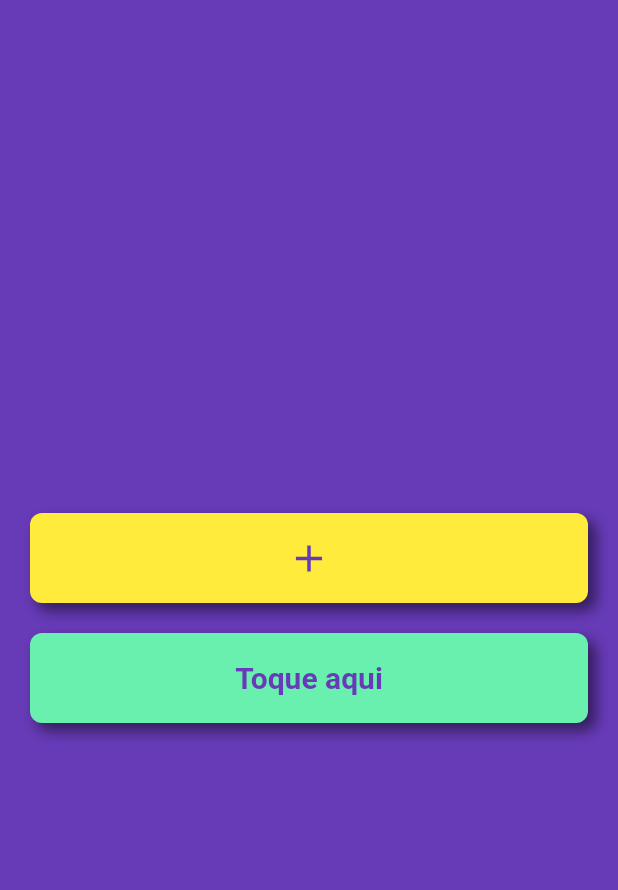
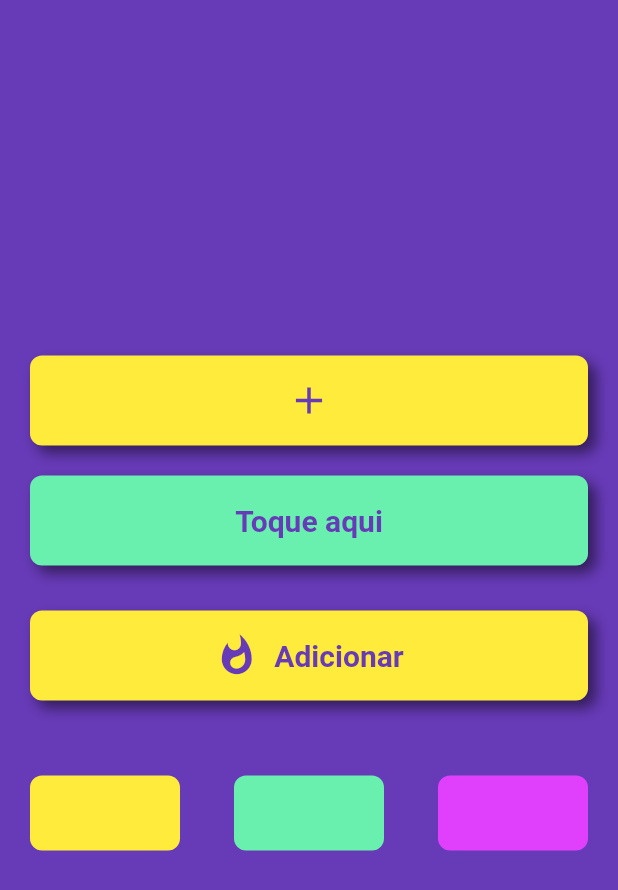
Before and after one commit to ViniciusPii/design-app-flutter, a Flutter app: the screen it shows after launch, on a phone screen of 412 x 824 dp. Shown: the top 890 px of the screen. Run offline on Flutter 3.47's test engine with Material 2 defaults, Android fonts, the phone set to English and light mode, and no system bars.

Commit message:
Criação do ButtonIconText

```diff
--- /dev/null
+++ b/lib/components/button_text_icon.dart
@@ -0,0 +1,45 @@
+import 'package:flutter/material.dart';
+
+class ButtonTextIcon extends StatelessWidget {
+  @override
+  Widget build(BuildContext context) {
+    return Padding(
+      padding: EdgeInsets.symmetric(horizontal: 20, vertical: 20),
+      child: Container(
+        width: double.infinity,
+        height: 60,
+        decoration: BoxDecoration(
+          color: Colors.yellow,
+          borderRadius: BorderRadius.circular(8),
+          boxShadow: [
+            BoxShadow(
+                color: Colors.black.withOpacity(0.5),
+                offset: Offset(5, 5),
+                blurRadius: 7)
+          ],
+        ),
+        child: Row(
+          mainAxisAlignment: MainAxisAlignment.center,
+          children: <Widget>[
+            Icon(
+              Icons.whatshot,
+              color: Colors.deepPurple,
+              size: 30,
+            ),
+            SizedBox(
+              width: 10,
+            ),
+            Text(
+              "Adicionar",
+              style: TextStyle(
+                color: Colors.deepPurple,
+                fontSize: 20,
+                fontWeight: FontWeight.bold,
+              ),
+            )
+          ],
+        ),
+      ),
+    );
+  }
+}
--- a/lib/components/list_buttons.dart
+++ b/lib/components/list_buttons.dart
@@ -3,20 +3,34 @@ import 'package:flutter/material.dart';
 class ListButtons extends StatelessWidget {
   @override
   Widget build(BuildContext context) {
-    return Container(
+    return Padding(
+      padding: EdgeInsets.symmetric(horizontal: 20, vertical: 30),
+      child: Container(
         child: Row(
-        mainAxisAlignment: MainAxisAlignment.spaceAround,
+          mainAxisAlignment: MainAxisAlignment.spaceBetween,
           children: <Widget>[
             Container(
-            color: Colors.deepOrange,
+              width: 100,
+              height: 50,
+              decoration: BoxDecoration(
+                  color: Colors.yellow, borderRadius: BorderRadius.circular(8)),
             ),
             Container(
-            color: Colors.deepOrange,
+              width: 100,
+              height: 50,
+              decoration: BoxDecoration(
+                  color: Colors.greenAccent,
+                  borderRadius: BorderRadius.circular(8)),
             ),
             Container(
-            color: Colors.deepOrange,
+              width: 100,
+              height: 50,
+              decoration: BoxDecoration(
+                  color: Colors.purpleAccent,
+                  borderRadius: BorderRadius.circular(8)),
             ),
           ],
+        ),
       ),
     );
   }
--- a/lib/main.dart
+++ b/lib/main.dart
@@ -1,5 +1,7 @@
+
 import 'package:flutter/material.dart';
 
+import 'components/button_text_icon.dart';
 import 'components/button_icon.dart';
 import 'components/button_text.dart';
 import 'components/list_buttons.dart';
@@ -28,6 +30,7 @@ class MyApp extends StatelessWidget {
             children: <Widget>[
               ButtonIcon(),
               ButtonText(),
+              ButtonTextIcon(),
               ListButtons(),
             ],
           ),
```
Lines whose indentation alone changed are shown as unchanged.
